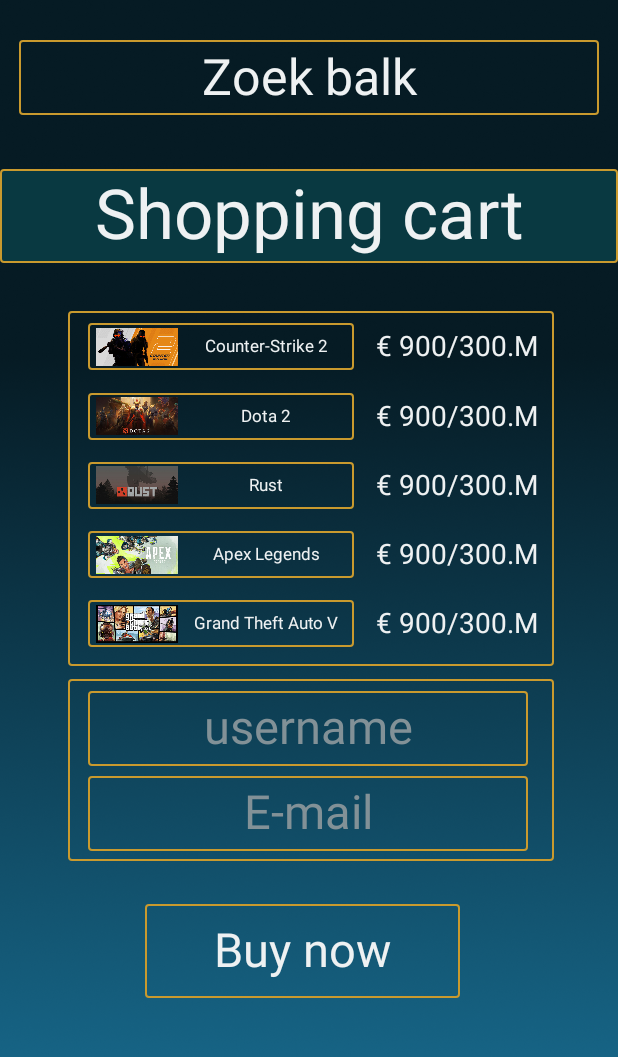
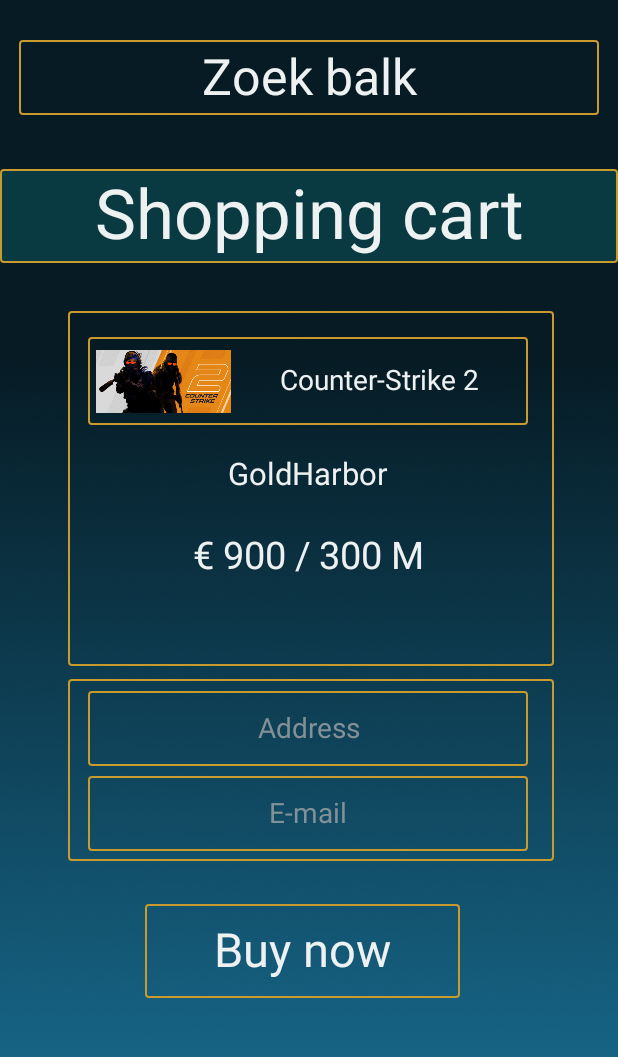
Before and after one commit to Laurosaures/Android-studio, an Android app: the game1 screen opened directly, with no data from a screen before it, after a tap on "Add to cart", on a phone screen of 412 x 824 dp, the part 139-1196 px from its top. Run offline under Robolectric (Android 15) with nearby library versions, the phone set to English and light mode, and no system bars; Roboto replaces fonts that are not available here; 1 statement that could not run was skipped.

Commit message:
Thuis
thuis veel gedaan

```diff
--- a/app/src/main/java/com/example/eldorado/FigmaScreen.kt
+++ b/app/src/main/java/com/example/eldorado/FigmaScreen.kt
@@ -14,6 +14,7 @@ import android.view.ViewGroup
 import android.widget.*
 import androidx.activity.enableEdgeToEdge
 import androidx.appcompat.app.AppCompatActivity
+import androidx.core.widget.doAfterTextChanged
 import androidx.core.view.ViewCompat
 import androidx.core.view.WindowInsetsCompat
 import kotlin.math.roundToInt
@@ -24,21 +25,27 @@ import kotlin.math.roundToInt
  */
 abstract class FigmaScreen : AppCompatActivity() {
     abstract val page: String
-    private lateinit var canvas: DesignCanvas
-    private val gold = Color.rgb(201, 154, 46)
-    private val ink = Color.rgb(7, 29, 38)
-    private var amount = 300
-    private val designFont by lazy { Typeface.createFromAsset(assets, "inter.ttf") }
-    private val prefs by lazy { getSharedPreferences("eldorado", MODE_PRIVATE) }
+
+    // Elke pagina beschrijft hieronder zijn eigen inhoud.
+    abstract fun showPage()
+    protected lateinit var canvas: DesignCanvas
+    protected val gold = Color.rgb(201, 154, 46)
+    protected val ink = Color.rgb(7, 29, 38)
+    protected val profileFields = mutableMapOf<String, EditText>()
+    protected val maximumAmount = 1000
+    protected var amount = 300
+    protected val designFont by lazy { Typeface.createFromAsset(assets, "inter.ttf") }
+    protected val prefs by lazy { getSharedPreferences("eldorado", MODE_PRIVATE) }
 
     override fun onCreate(savedInstanceState: Bundle?) {
         super.onCreate(savedInstanceState)
         enableEdgeToEdge()
         androidx.core.view.WindowCompat.getInsetsController(window, window.decorView).isAppearanceLightStatusBars = false
-        amount = savedInstanceState?.getInt("amount") ?: 300
+        amount = (savedInstanceState?.getInt("amount") ?: 300).coerceIn(1, maximumAmount)
         val root = FrameLayout(this)
         root.setBackgroundResource(R.drawable.home)
-        val scroll = ScrollView(this).apply { isFillViewport = true; isVerticalScrollBarEnabled = false }
+        val scroll = ScrollView(this).apply { isFillViewport = true
+        isVerticalScrollBarEnabled = false }
         canvas = DesignCanvas(this)
         scroll.addView(canvas)
         root.addView(scroll, FrameLayout.LayoutParams(-1, -1))
@@ -49,70 +56,94 @@ abstract class FigmaScreen : AppCompatActivity() {
             insets
         }
         header()
-        when (page) {
-            "home", "thema" -> catalog()
-            "login" -> loginForm()
-            "game" -> game()
-            "cart" -> cart()
-            "order" -> { title("Thanks for ordering"); button("Back to home", 98, 426, 200, 50) { navigate(home::class.java) } }
+        showPage()
+    }
+
+    override fun onResume() {
+        super.onResume(
+
+        )
+        // Refresh activities restored from the back stack as well as new screens.
+        profileFields.forEach { (key, field) ->
+            val saved = prefs.getString(key, "") ?: ""
+            if (field.text.toString() != saved) field.setText(saved)
         }
     }
-
     override fun onSaveInstanceState(outState: Bundle) {
-        outState.putInt("amount", amount)
+        outState
+                .putInt("amount", amount)
         super.onSaveInstanceState(outState)
     }
 
-    private fun navigate(target: Class<out AppCompatActivity>) {
+    protected fun navigate(target: Class<out AppCompatActivity>) {
         if (javaClass != target) startActivity(Intent(this, target))
     }
 
-    private fun box(fill: Int = Color.TRANSPARENT) = GradientDrawable().apply {
-        setColor(fill); setStroke(resources.displayMetrics.density.roundToInt().coerceAtLeast(1), gold)
+    protected fun box(fill: Int = Color.TRANSPARENT) = GradientDrawable().apply {
+        setColor(fill)
+        setStroke(resources.displayMetrics.density.roundToInt().coerceAtLeast(1), gold)
         cornerRadius = 2 * resources.displayMetrics.density
     }
 
-    private fun <T : View> put(view: T, x: Int, y: Int, w: Int, h: Int, size: Float = 0f): T {
+    protected fun <T : View> put(view: T, x: Int, y: Int, w: Int, h: Int, size: Float = 0f): T {
         if (view is TextView) view.typeface = designFont
         canvas.addView(view, DesignCanvas.Position(x, (y - 52).coerceAtLeast(0), w, h, size))
         return view
     }
 
-    private fun text(value: String, x: Int, y: Int, w: Int, h: Int, size: Float = 32f, border: Boolean = false): TextView {
+    protected fun text(value: String, x: Int, y: Int, w: Int, h: Int, size: Float = 32f, border: Boolean = false): TextView {
         return put(TextView(this).apply {
-            text = value; setTextColor(Color.rgb(238, 241, 242)); gravity = Gravity.CENTER
-            includeFontPadding = false; typeface = Typeface.create("sans-serif", Typeface.NORMAL)
+            text = value
+            setTextColor(Color.rgb(238, 241, 242))
+            gravity = Gravity.CENTER
+            includeFontPadding = false
+            typeface = Typeface.create("sans-serif", Typeface.NORMAL)
             if (border) background = box()
         }, x, y, w, h, size)
     }
 
-    private fun button(label: String, x: Int, y: Int, w: Int, h: Int, size: Float = 30f, action: () -> Unit): TextView {
+    protected fun button(label: String, x: Int, y: Int, w: Int, h: Int, size: Float = 30f, action: () -> Unit): TextView {
         val v = text(label, x, y, w, h, size)
         v.background = RippleDrawable(ColorStateList.valueOf(0x55D6B654), box(), null)
-        v.isFocusable = true; v.setOnClickListener { action() }
+        v.isFocusable = true
+        v.setOnClickListener { action() }
         v.accessibilityDelegate = object : View.AccessibilityDelegate() {
             override fun onInitializeAccessibilityNodeInfo(host: View, info: android.view.accessibility.AccessibilityNodeInfo) {
-                super.onInitializeAccessibilityNodeInfo(host, info); info.className = "android.widget.Button"
+                super.onInitializeAccessibilityNodeInfo(host, info)
+                info.className = "android.widget.Button"
             }
         }
         return v
     }
 
-    private fun input(hintText: String, key: String, x: Int, y: Int, w: Int, h: Int, email: Boolean = false) =
+    protected fun input(hintText: String, key: String, x: Int, y: Int, w: Int, h: Int, email: Boolean = false) =
         put(EditText(this).apply {
-            id = View.generateViewId(); hint = hintText; setText(prefs.getString(key, ""))
-            setTextColor(Color.WHITE); setHintTextColor(Color.rgb(130, 145, 151))
-            gravity = Gravity.CENTER; setPadding(0, 0, 0, 0); includeFontPadding = false; setSingleLine(true); background = box()
+            id = View.generateViewId()
+            hint = hintText
+            setText(prefs.getString(key, ""))
+            setTextColor(Color.WHITE)
+            setHintTextColor(Color.rgb(130, 145, 151))
+            gravity = Gravity.CENTER
+            setPadding(0, 0, 0, 0)
+            includeFontPadding = false
+            setSingleLine(true)
+            background = box()
             inputType = if (email) android.text.InputType.TYPE_CLASS_TEXT or android.text.InputType.TYPE_TEXT_VARIATION_EMAIL_ADDRESS else android.text.InputType.TYPE_CLASS_TEXT
-            if (android.os.Build.VERSION.SDK_INT >= 26) setAutofillHints(if (email) View.AUTOFILL_HINT_EMAIL_ADDRESS else View.AUTOFILL_HINT_USERNAME)
+            if (android.os.Build.VERSION.SDK_INT >= 26) setAutofillHints(if (email) View.AUTOFILL_HINT_EMAIL_ADDRESS else View.AUTOFILL_HINT_POSTAL_ADDRESS)
             contentDescription = hintText
-        }, x, y, w, h, 30f)
+            profileFields[key] = this
+            doAfterTextChanged { value -> prefs.edit()
+                .putString(key, value?.toString().orEmpty()).apply()
+            requestLayout() }
+        }, x, y, w, h, 18f)
 
-    private fun header() {
+    protected fun header() {
         fun icon(res: Int, label: String, x: Int, w: Int, target: Class<out AppCompatActivity>) {
             put(ImageView(this).apply {
-                setImageResource(res); scaleType = ImageView.ScaleType.FIT_CENTER
-                contentDescription = label; isFocusable = true
+                setImageResource(res)
+                scaleType = ImageView.ScaleType.FIT_CENTER
+                contentDescription = label
+                isFocusable = true
                 setOnClickListener { navigate(target) }
             }, x, 76, w, 64)
         }
@@ -121,9 +152,16 @@ abstract class FigmaScreen : AppCompatActivity() {
         icon(R.drawable.winkelwagen, "Shopping cart", 312, 64, shopingcart::class.java)
         if (page == "game") gameRow(selectedGame, 12, 166, 369, 48, clickable = false)
         else put(EditText(this).apply {
-            hint = "Zoek balk"; setHintTextColor(Color.rgb(238, 241, 242)); setTextColor(Color.WHITE)
-            gravity = Gravity.CENTER; setPadding(0, 0, 0, 0); includeFontPadding = false; setSingleLine(true); background = box()
-            contentDescription = "Zoek balk"; imeOptions = android.view.inputmethod.EditorInfo.IME_ACTION_SEARCH
+            hint = "Zoek balk"
+            setHintTextColor(Color.rgb(238, 241, 242))
+            setTextColor(Color.WHITE)
+            gravity = Gravity.CENTER
+            setPadding(0, 0, 0, 0)
+            includeFontPadding = false
+            setSingleLine(true)
+            background = box()
+            contentDescription = "Zoek balk"
+            imeOptions = android.view.inputmethod.EditorInfo.IME_ACTION_SEARCH
             setOnEditorActionListener { _, _, _ ->
                 if (text.isNotBlank()) navigate(game1::class.java)
                 false
@@ -131,11 +169,11 @@ abstract class FigmaScreen : AppCompatActivity() {
         }, 12, 166, 369, 48, 32f)
     }
 
-    private fun title(label: String) {
+    protected fun title(label: String) {
         text(label, 0, 248, 393, 60, if (label == "Thanks for ordering") 38f else 44f).background = box(Color.rgb(9, 57, 65))
     }
 
-    private fun tabs(category: Boolean = false) {
+    protected fun tabs(category: Boolean = false) {
         for (i in 0..3) {
             val label = if (category) "Categorie ${i + 1}" else "Thema ${i + 1}"
             val v = button(label, i * 98, 248, if (i == 3) 99 else 98, 60, if (category) 16f else 22f) {
@@ -147,101 +185,70 @@ abstract class FigmaScreen : AppCompatActivity() {
     }
 
 
-    private val gameNames = arrayOf("Counter-Strike 2", "Dota 2", "Rust", "Apex Legends", "Grand Theft Auto V", "Team Fortress 2", "Baldur’s Gate 3", "Helldivers 2")
-    private val gameImages = intArrayOf(R.drawable.game_cs2, R.drawable.game_dota2, R.drawable.game_rust, R.drawable.game_apex, R.drawable.game_gta5, R.drawable.game_tf2, R.drawable.game_bg3, R.drawable.game_helldivers)
-    private val selectedGame: Int get() = prefs.getInt("selectedGame", 0).coerceIn(0, gameNames.lastIndex)
+    protected val gameNames = arrayOf("Counter-Strike 2", "Dota 2", "Rust", "Apex Legends", "Grand Theft Auto V", "Team Fortress 2", "Baldur’s Gate 3", "Helldivers 2")
+    protected val gameImages = intArrayOf(R.drawable.game_cs2, R.drawable.game_dota2, R.drawable.game_rust, R.drawable.game_apex, R.drawable.game_gta5, R.drawable.game_tf2, R.drawable.game_bg3, R.drawable.game_helldivers)
+    protected val selectedGame: Int get() = prefs.getInt("selectedGame", 0).coerceIn(0, gameNames.lastIndex)
 
-    private fun gameRow(index: Int, x: Int, y: Int, w: Int, h: Int, compact: Boolean = false, clickable: Boolean = true) {
+    protected fun gameRow(index: Int, x: Int, y: Int, w: Int, h: Int, compact: Boolean = false, clickable: Boolean = true) {
         val i = index.coerceIn(0, gameNames.lastIndex)
         val imageWidth = if (compact) 52 else 86
         val row = if (clickable) button("", x, y, w, h) {
-            prefs.edit().putInt("selectedGame", i).apply()
+            prefs.edit()
+                .putInt("selectedGame", i).apply()
             navigate(game1::class.java)
         } else text("", x, y, w, h, border = true)
         row.contentDescription = gameNames[i]
         put(ImageView(this).apply {
-            setImageResource(gameImages[i]); scaleType = ImageView.ScaleType.FIT_CENTER
+            setImageResource(gameImages[i])
+            scaleType = ImageView.ScaleType.FIT_CENTER
             importantForAccessibility = View.IMPORTANT_FOR_ACCESSIBILITY_NO
         }, x + 5, y + 3, imageWidth, h - 6)
         text(gameNames[i], x + imageWidth + 10, y, w - imageWidth - 15, h, if (compact) 11f else 18f).apply {
-            maxLines = 1; ellipsize = android.text.TextUtils.TruncateAt.END
+            maxLines = 1
+            ellipsize = android.text.TextUtils.TruncateAt.END
             importantForAccessibility = View.IMPORTANT_FOR_ACCESSIBILITY_NO
         }
     }
 
-    private fun catalog() {
-        tabs()
-        for (i in 0..7) {
-            gameRow(i, 24, 330 + i * 66, 345, 48)
-        }
-    }
 
-    private fun loginForm() {
-        title("Login")
-        text("", 40, 369, 310, 280, border = true)
-        val user = input("Enter username", "username", 57, 387, 278, 60)
-        val email = input("Enter E-mail", "email", 57, 479, 278, 60, true)
-        button("Login", 122, 567, 149, 50) {
-            prefs.edit().putString("username", user.text.toString()).putString("email", email.text.toString()).apply()
-            navigate(home::class.java)
-        }
-    }
 
-    private fun game() {
-        tabs(true)
-        text("", 43, 338, 309, 246, border = true)
-        text("Price € 3/M", 64, 340, 266, 30, 24f)
-        val quantity = text("${amount}.M", 149, 372, 99, 70, 30f, true)
-        val total = text("Total € ${amount * 3}/${amount}.M", 43, 599, 309, 60, 30f, true)
-        fun update(delta: Int) {
-            amount = (amount + delta).coerceIn(1, 9999)
-            quantity.text = "${amount}.M"; total.text = "Total € ${amount * 3}/${amount}.M"
-        }
-        button("−", 64, 372, 69, 70, 40f) { update(-1) }
-        button("+", 262, 372, 69, 70, 40f) { update(1) }
-        text("Hoeveelheid beschikbaar", 64, 479, 265, 38, 20f, true)
-        text("Naam verkoper", 64, 534, 265, 40, 30f, true)
-        button("Add to cart", 99, 713, 200, 60) {
-            prefs.edit().putInt("cartAmount", amount).apply(); navigate(shopingcart::class.java)
-        }
-    }
 
-    private fun cart() {
-        title("Shopping cart")
-        text("", 43, 338, 309, 226, border = true)
-        val count = prefs.getInt("cartAmount", 300)
-        for (i in 0..4) {
-            gameRow(i, 56, 346 + i * 44, 169, 30, compact = true, clickable = false)
-            text("€ ${count * 3}/${count}.M", 230, 346 + i * 44, 121, 30, 18f)
-        }
-        text("", 43, 572, 309, 116, border = true)
-        val user = input("username", "username", 56, 580, 280, 48)
-        val email = input("E-mail", "email", 56, 634, 280, 48, true)
-        button("Buy now", 92, 715, 200, 60) {
-            prefs.edit().putString("username", user.text.toString()).putString("email", email.text.toString()).apply()
-            navigate(order::class.java)
-        }
-    }
+
 }
 
-/** Coordinates are design pixels; they are converted into actual screen pixels. */
-private class DesignCanvas(context: Context) : ViewGroup(context) {
+/** Coordinates are design pixels
+they are converted into actual screen pixels. */
+class DesignCanvas(context: Context) : ViewGroup(context) {
     class Position(val x: Int, val y: Int, val w: Int, val h: Int, val font: Float) : LayoutParams(w, h)
-    private var factor = 1f
+    protected var factor = 1f
     override fun onMeasure(widthMeasureSpec: Int, heightMeasureSpec: Int) {
         val width = MeasureSpec.getSize(widthMeasureSpec)
         factor = width / 393f
         setMeasuredDimension(width, maxOf((800 * factor).roundToInt(), if (MeasureSpec.getMode(heightMeasureSpec) == MeasureSpec.EXACTLY) MeasureSpec.getSize(heightMeasureSpec) else 0))
         for (i in 0 until childCount) {
-            val view = getChildAt(i); val p = view.layoutParams as Position
-            if (view is TextView && p.font > 0) view.setTextSize(android.util.TypedValue.COMPLEX_UNIT_PX, p.font * factor * resources.configuration.fontScale)
+            val view = getChildAt(i)
+            val p = view.layoutParams as Position
+            if (view is TextView && p.font > 0) {
+                val normalSize = p.font * factor * resources.configuration.fontScale
+                view.setTextSize(android.util.TypedValue.COMPLEX_UNIT_PX, normalSize)
+                // Lange invoer verkleinen zodat alles in het veld past.
+                if (view is EditText && view.text.isNotEmpty()) {
+                    val availableWidth = p.w * factor - view.paddingLeft - view.paddingRight - 8 * factor
+                    val textWidth = view.paint.measureText(view.text.toString())
+                    if (textWidth > availableWidth) {
+                        view.setTextSize(android.util.TypedValue.COMPLEX_UNIT_PX, normalSize * availableWidth / textWidth)
+                    }
+                }
+            }
             view.measure(MeasureSpec.makeMeasureSpec((p.w * factor).roundToInt(), MeasureSpec.EXACTLY), MeasureSpec.makeMeasureSpec((p.h * factor).roundToInt(), MeasureSpec.EXACTLY))
         }
     }
     override fun onLayout(changed: Boolean, l: Int, t: Int, r: Int, b: Int) {
         for (i in 0 until childCount) {
-            val view = getChildAt(i); val p = view.layoutParams as Position
-            val x = (p.x * factor).roundToInt(); val y = (p.y * factor).roundToInt()
+            val view = getChildAt(i)
+            val p = view.layoutParams as Position
+            val x = (p.x * factor).roundToInt()
+            val y = (p.y * factor).roundToInt()
             view.layout(x, y, x + view.measuredWidth, y + view.measuredHeight)
         }
     }
--- a/app/src/main/java/com/example/eldorado/game1.kt
+++ b/app/src/main/java/com/example/eldorado/game1.kt
@@ -1,3 +1,35 @@
 package com.example.eldorado
 
-class game1 : FigmaScreen() { override val page = "game" }
+// Inhoud en knoppen van deze pagina.
+class game1 : FigmaScreen() {
+
+    override val page = "game"
+
+    override fun showPage() {
+        tabs(true)
+        text("", 43, 338, 309, 246, border = true)
+        text("Price € 3/M", 64, 340, 266, 30, 24f)
+        val quantity = text("${amount}.M", 149, 372, 99, 70, 30f, true)
+        val total = text("Total € ${amount * 3}/${amount}.M", 43, 599, 309, 60, 30f, true)
+        fun update(delta: Int) {
+            amount = (amount + delta).coerceIn(1, maximumAmount)
+            quantity.text = "${amount}.M"
+            total.text = "Total € ${amount * 3}/${amount}.M"
+        }
+        button("−", 64, 372, 69, 70, 40f) {
+            update(-1)
+        }
+        button("+", 262, 372, 69, 70, 40f) {
+            update(1)
+        }
+        text("Maximaal 1.000 M", 64, 479, 265, 38, 20f, true)
+        text("GoldHarbor", 64, 534, 265, 40, 30f, true)
+        button("Add to cart", 99, 713, 200, 60) {
+            prefs.edit()
+                .putInt("cartAmount", amount)
+                .putInt("cartGame", selectedGame).apply()
+            navigate(shopingcart::class.java)
+        }
+    }
+
+}
--- a/app/src/main/java/com/example/eldorado/shopingcart.kt
+++ b/app/src/main/java/com/example/eldorado/shopingcart.kt
@@ -1,3 +1,27 @@
 package com.example.eldorado
 
-class shopingcart : FigmaScreen() { override val page = "cart" }
+// Inhoud en knoppen van deze pagina.
+class shopingcart : FigmaScreen() {
+
+    override val page = "cart"
+
+    override fun showPage() {
+        title("Shopping cart")
+        text("", 43, 338, 309, 226, border = true)
+        val count = prefs.getInt("cartAmount", 300).coerceIn(1, maximumAmount)
+        // Alleen de toegevoegde game tonen.
+        val cartGame = prefs.getInt("cartGame", selectedGame)
+        gameRow(cartGame, 56, 355, 280, 56, clickable = false)
+        text("GoldHarbor", 56, 424, 280, 36, 20f)
+        text("€ ${count * 3} / ${count} M", 56, 474, 280, 40, 24f)
+        text("", 43, 572, 309, 116, border = true)
+        val address = input("Address", "address", 56, 580, 280, 48)
+        val email = input("E-mail", "email", 56, 634, 280, 48, true)
+        button("Buy now", 92, 715, 200, 60) {
+            prefs.edit()
+                .putString("address", address.text.toString())
+                .putString("email", email.text.toString()).apply()
+            navigate(order::class.java)
+        }
+    }
+}
```
Also changed, not shown: app/src/main/java/com/example/eldorado/home.kt (+13 -1 lines), app/src/main/java/com/example/eldorado/login.kt (+19 -1 lines), app/src/main/java/com/example/eldorado/order.kt (+12 -1 lines), app/src/main/java/com/example/eldorado/thema.kt (+13 -1 lines), 2 other files.
